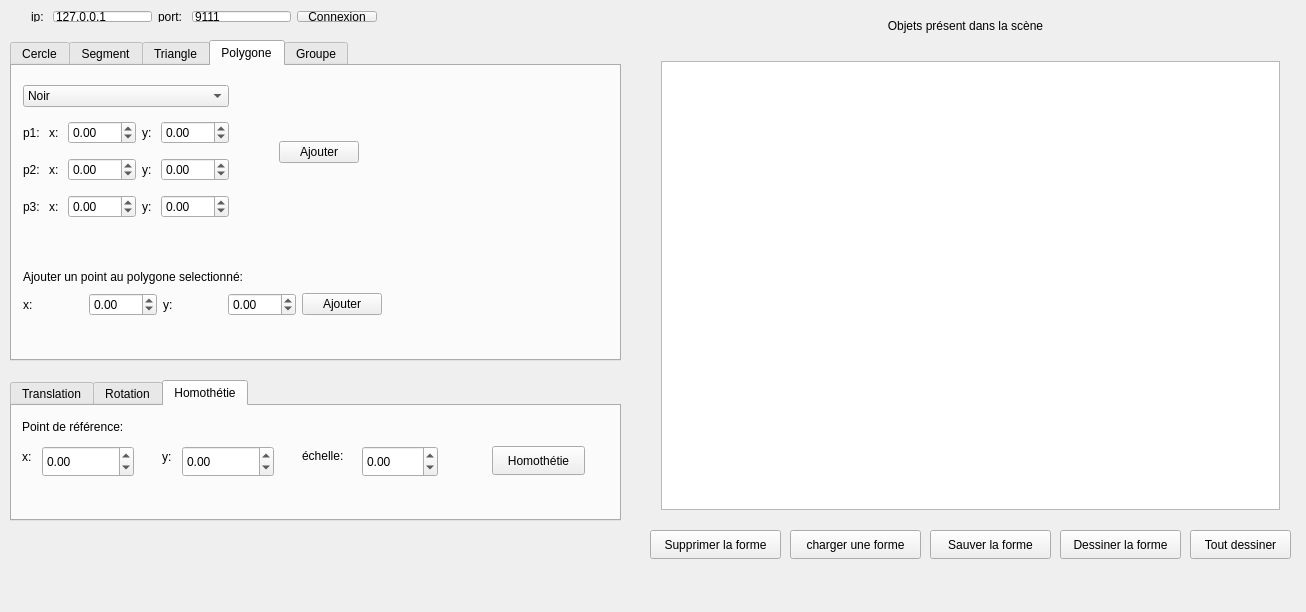
The window that src/mainwindow.ui (lesquoyb/projet_synthese) describes before a commit, drawn with Qt 5.
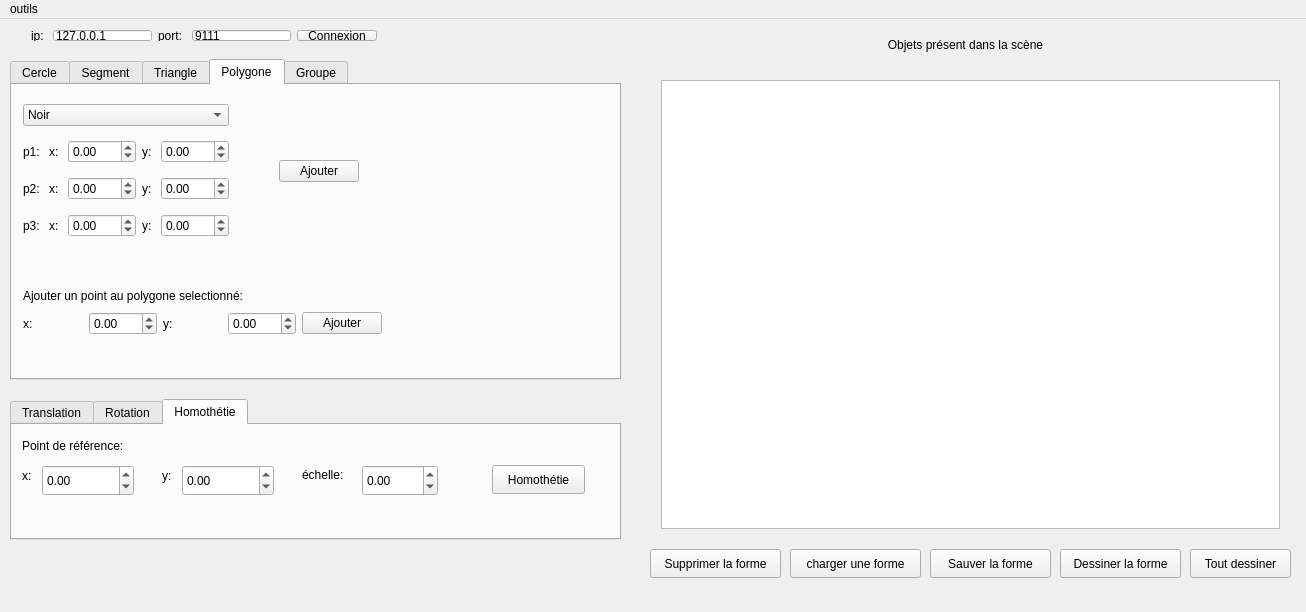
The same window after the commit. Icons and pictures are not drawn.

Patch:
```diff
--- a/src/mainwindow.ui
+++ b/src/mainwindow.ui
@@ -1779,6 +1779,13 @@
      <height>27</height>
     </rect>
    </property>
+   <widget class="QMenu" name="menuOutils">
+    <property name="title">
+     <string>outils</string>
+    </property>
+    <addaction name="actionAire"/>
+   </widget>
+   <addaction name="menuOutils"/>
   </widget>
   <widget class="QStatusBar" name="statusBar">
    <property name="sizeGripEnabled">
```
Left out of the diff: 5 changed lines with no effect on the pictures.
